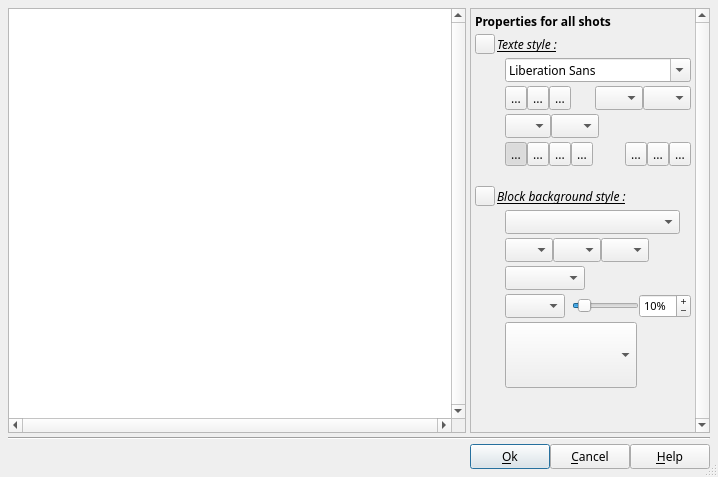
Before: the Qt Designer form DlgTextEdit.ui in boenki/ffdiaporama, drawn with Qt 5.
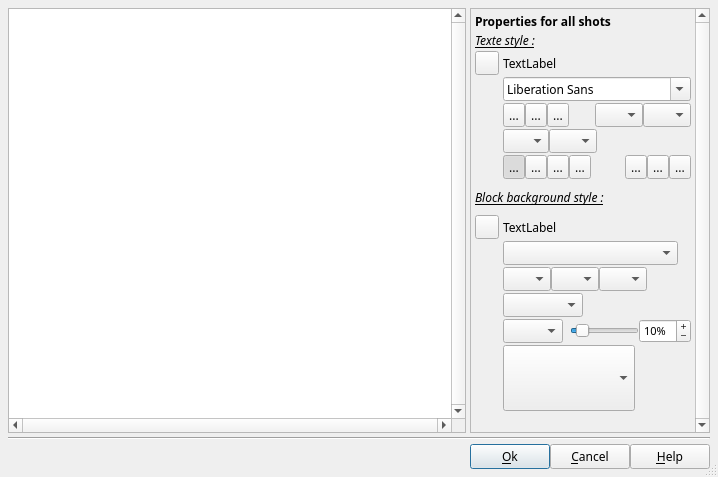
After: the same form once the commit is applied. Icons and pictures are not drawn. Custom widgets are drawn as their Qt base class.

Commit message:
French version / Nouvelles fonctionnalités : - Desactive les fonctions d'ajout ou de mise à jour des styles quand ils existent déjà - Affiche les styles en cours ou "Style personnalisé" dans la boite slide et dans la boite texte
English version / New features :
- Disable add style and update style when they already exist
- Display current style or "Custom style" in the slide dialog and in the text dialog

```diff
--- a/DlgTextEdit.ui
+++ b/DlgTextEdit.ui
@@ -99,8 +99,8 @@
          <rect>
           <x>0</x>
           <y>0</y>
-          <width>223</width>
-          <height>410</height>
+          <width>220</width>
+          <height>420</height>
          </rect>
         </property>
         <property name="sizePolicy">
@@ -116,13 +116,16 @@
          </size>
         </property>
         <layout class="QGridLayout" name="gridLayout_2">
+         <property name="horizontalSpacing">
+          <number>4</number>
+         </property>
          <property name="verticalSpacing">
-          <number>4</number>
+          <number>2</number>
          </property>
          <property name="margin">
           <number>4</number>
          </property>
-         <item row="2" column="1">
+         <item row="3" column="1">
           <widget class="QFontComboBox" name="fontStyleCB">
            <property name="sizePolicy">
             <sizepolicy hsizetype="Preferred" vsizetype="Fixed">
@@ -147,7 +150,7 @@
            </property>
           </widget>
          </item>
-         <item row="2" column="0">
+         <item row="3" column="0">
           <widget class="QLabel" name="label_2">
            <property name="sizePolicy">
             <sizepolicy hsizetype="Fixed" vsizetype="Fixed">
@@ -176,7 +179,7 @@
            </property>
           </widget>
          </item>
-         <item row="3" column="0">
+         <item row="4" column="0">
           <widget class="QLabel" name="label_6">
            <property name="sizePolicy">
             <sizepolicy hsizetype="Fixed" vsizetype="Fixed">
@@ -192,7 +195,7 @@
            </property>
           </widget>
          </item>
-         <item row="3" column="1">
+         <item row="4" column="1">
           <layout class="QHBoxLayout" name="horizontalLayout_12">
            <property name="spacing">
             <number>0</number>
@@ -358,7 +361,7 @@
            </item>
           </layout>
          </item>
-         <item row="4" column="0">
+         <item row="5" column="0">
           <widget class="QLabel" name="label_4">
            <property name="sizePolicy">
             <sizepolicy hsizetype="Fixed" vsizetype="Fixed">
@@ -374,7 +377,7 @@
            </property>
           </widget>
          </item>
-         <item row="4" column="1">
+         <item row="5" column="1">
           <layout class="QHBoxLayout" name="horizontalLayout_6">
            <property name="spacing">
             <number>0</number>
@@ -453,7 +456,7 @@
            </item>
           </layout>
          </item>
-         <item row="5" column="0">
+         <item row="6" column="0">
           <widget class="QLabel" name="label_3">
            <property name="sizePolicy">
             <sizepolicy hsizetype="Fixed" vsizetype="Fixed">
@@ -469,7 +472,7 @@
            </property>
           </widget>
          </item>
-         <item row="5" column="1">
+         <item row="6" column="1">
           <layout class="QHBoxLayout" name="horizontalLayout">
            <property name="spacing">
             <number>0</number>
@@ -722,7 +725,7 @@
            </item>
           </layout>
          </item>
-         <item row="7" column="0">
+         <item row="9" column="0">
           <widget class="QLabel" name="BrushTypeLabel">
            <property name="sizePolicy">
             <sizepolicy hsizetype="Fixed" vsizetype="Fixed">
@@ -741,7 +744,7 @@
            </property>
           </widget>
          </item>
-         <item row="7" column="1">
+         <item row="9" column="1">
           <widget class="QComboBox" name="BrushTypeCombo">
            <property name="sizePolicy">
             <sizepolicy hsizetype="Preferred" vsizetype="Fixed">
@@ -766,7 +769,7 @@
            </property>
           </widget>
          </item>
-         <item row="8" column="0">
+         <item row="10" column="0">
           <widget class="QLabel" name="ColorLabel1">
            <property name="sizePolicy">
             <sizepolicy hsizetype="Fixed" vsizetype="Fixed">
@@ -785,7 +788,7 @@
            </property>
           </widget>
          </item>
-         <item row="8" column="1">
+         <item row="10" column="1">
           <layout class="QHBoxLayout" name="horizontalLayout_3">
            <property name="spacing">
             <number>0</number>
@@ -883,7 +886,7 @@
            </item>
           </layout>
          </item>
-         <item row="9" column="0">
+         <item row="11" column="0">
           <widget class="QLabel" name="PatternLabel">
            <property name="sizePolicy">
             <sizepolicy hsizetype="Fixed" vsizetype="Fixed">
@@ -902,7 +905,7 @@
            </property>
           </widget>
          </item>
-         <item row="9" column="1">
+         <item row="11" column="1">
           <widget class="cCustomBrushComboBox" name="PatternBrushCombo">
            <property name="sizePolicy">
             <sizepolicy hsizetype="Fixed" vsizetype="Fixed">
@@ -936,7 +939,7 @@
            </property>
           </widget>
          </item>
-         <item row="10" column="0">
+         <item row="12" column="0">
           <widget class="QLabel" name="IntermPosLabel">
            <property name="sizePolicy">
             <sizepolicy hsizetype="Fixed" vsizetype="Fixed">
@@ -955,7 +958,7 @@
            </property>
           </widget>
          </item>
-         <item row="10" column="1">
+         <item row="12" column="1">
           <layout class="QHBoxLayout" name="horizontalLayout_14">
            <property name="spacing">
             <number>0</number>
@@ -1085,7 +1088,7 @@
            </item>
           </layout>
          </item>
-         <item row="11" column="0">
+         <item row="13" column="0">
           <layout class="QVBoxLayout" name="verticalLayout_2">
            <property name="spacing">
             <number>0</number>
@@ -1136,7 +1139,7 @@
            </item>
           </layout>
          </item>
-         <item row="11" column="1">
+         <item row="13" column="1">
           <widget class="cBackgroundComboBox" name="BackgroundCombo">
            <property name="sizePolicy">
             <sizepolicy hsizetype="Fixed" vsizetype="Fixed">
@@ -1161,7 +1164,7 @@
            </property>
           </widget>
          </item>
-         <item row="12" column="0">
+         <item row="14" column="0">
           <spacer name="verticalSpacer">
            <property name="orientation">
             <enum>Qt::Vertical</enum>
@@ -1174,26 +1177,102 @@
            </property>
           </spacer>
          </item>
-         <item row="1" column="0" colspan="2">
-          <layout class="QHBoxLayout" name="horizontalLayout_4">
-           <property name="spacing">
-            <number>2</number>
+         <item row="7" column="0" colspan="2">
+          <widget class="QLabel" name="BackgroundLabel">
+           <property name="sizePolicy">
+            <sizepolicy hsizetype="Preferred" vsizetype="Fixed">
+             <horstretch>0</horstretch>
+             <verstretch>0</verstretch>
+            </sizepolicy>
            </property>
-           <property name="margin">
-            <number>0</number>
+           <property name="minimumSize">
+            <size>
+             <width>0</width>
+             <height>32</height>
+            </size>
            </property>
-           <item>
+           <property name="maximumSize">
+            <size>
+             <width>16777215</width>
+             <height>32</height>
+            </size>
+           </property>
+           <property name="font">
+            <font>
+             <weight>50</weight>
+             <italic>true</italic>
+             <bold>false</bold>
+             <underline>true</underline>
+            </font>
+           </property>
+           <property name="text">
+            <string>Block background style :</string>
+           </property>
+          </widget>
+         </item>
+         <item row="8" column="0">
+          <widget class="QToolButton" name="BackgroundStyleBT">
+           <property name="minimumSize">
+            <size>
+             <width>24</width>
+             <height>24</height>
+            </size>
+           </property>
+           <property name="maximumSize">
+            <size>
+             <width>24</width>
+             <height>24</height>
+            </size>
+           </property>
+           <property name="text">
+            <string notr="true"/>
+           </property>
+           <property name="icon">
+            <iconset>
+             <normaloff>img/db_menu.png</normaloff>img/db_menu.png</iconset>
+           </property>
+           <property name="arrowType">
+            <enum>Qt::NoArrow</enum>
+           </property>
+          </widget>
+         </item>
+         <item row="8" column="1">
+          <widget class="QLabel" name="BackgroundStyleED">
+           <property name="sizePolicy">
+            <sizepolicy hsizetype="Preferred" vsizetype="Fixed">
+             <horstretch>0</horstretch>
+             <verstretch>0</verstretch>
+            </sizepolicy>
+           </property>
+           <property name="minimumSize">
+            <size>
+             <width>0</width>
+             <height>24</height>
+            </size>
+           </property>
+           <property name="maximumSize">
+            <size>
+             <width>16777215</width>
+             <height>24</height>
+            </size>
+           </property>
+           <property name="text">
+            <string notr="true">TextLabel</string>
+           </property>
+          </widget>
+         </item>
+         <item row="2" column="0">
             <widget class="QToolButton" name="TextStyleBT">
              <property name="minimumSize">
               <size>
-               <width>20</width>
-               <height>20</height>
+             <width>24</width>
+             <height>24</height>
               </size>
              </property>
              <property name="maximumSize">
               <size>
-               <width>20</width>
-               <height>20</height>
+             <width>24</width>
+             <height>24</height>
               </size>
              </property>
              <property name="text">
@@ -1208,7 +1287,7 @@
              </property>
             </widget>
            </item>
-           <item>
+         <item row="1" column="0" colspan="2">
             <widget class="QLabel" name="label_5">
              <property name="font">
               <font>
@@ -1223,67 +1302,30 @@
              </property>
             </widget>
            </item>
-          </layout>
-         </item>
-         <item row="6" column="0" colspan="2">
-          <layout class="QHBoxLayout" name="horizontalLayout_7">
-           <property name="spacing">
-            <number>2</number>
+         <item row="2" column="1">
+          <widget class="QLabel" name="TextStyleED">
+           <property name="sizePolicy">
+            <sizepolicy hsizetype="Preferred" vsizetype="Fixed">
+             <horstretch>0</horstretch>
+             <verstretch>0</verstretch>
+            </sizepolicy>
            </property>
-           <property name="leftMargin">
-            <number>0</number>
-           </property>
-           <property name="topMargin">
-            <number>16</number>
-           </property>
-           <property name="rightMargin">
-            <number>0</number>
-           </property>
-           <property name="bottomMargin">
-            <number>0</number>
-           </property>
-           <item>
-            <widget class="QToolButton" name="BackgroundStyleBT">
              <property name="minimumSize">
               <size>
-               <width>20</width>
-               <height>20</height>
+             <width>0</width>
+             <height>24</height>
               </size>
              </property>
              <property name="maximumSize">
               <size>
-               <width>20</width>
-               <height>20</height>
+             <width>16777215</width>
+             <height>24</height>
               </size>
              </property>
              <property name="text">
-              <string notr="true"/>
-             </property>
-             <property name="icon">
-              <iconset>
-               <normaloff>img/db_menu.png</normaloff>img/db_menu.png</iconset>
-             </property>
-             <property name="arrowType">
-              <enum>Qt::NoArrow</enum>
-             </property>
-            </widget>
-           </item>
-           <item>
-            <widget class="QLabel" name="BackgroundLabel">
-             <property name="font">
-              <font>
-               <weight>50</weight>
-               <italic>true</italic>
-               <bold>false</bold>
-               <underline>true</underline>
-              </font>
-             </property>
-             <property name="text">
-              <string>Block background style :</string>
-             </property>
-            </widget>
-           </item>
-          </layout>
+            <string>TextLabel</string>
+           </property>
+          </widget>
          </item>
         </layout>
        </widget>
```
Lines whose indentation alone changed are shown as unchanged. The commit also changes 20 other files.
